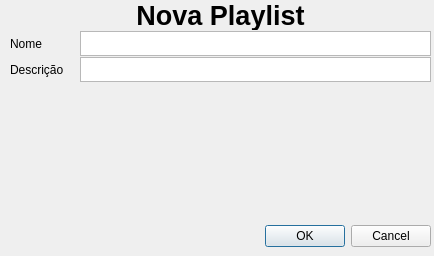
This is addplaylistform.ui in AlexFMM/mp3Player as Qt 5 draws it before an edit. The edited form follows.
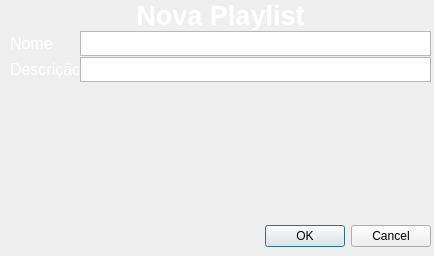
This is the edited form. Icons and pictures are not drawn.

```diff
--- a/addplaylistform.ui
+++ b/addplaylistform.ui
@@ -16,6 +16,12 @@
   <property name="windowTitle">
    <string>Dialog</string>
   </property>
+  <property name="styleSheet">
+   <string notr="true">#AddPlaylistForm{
+background: url(:/imagens/backgorund.png);
+
+}</string>
+  </property>
   <widget class="QDialogButtonBox" name="buttonBox">
    <property name="geometry">
     <rect>
@@ -71,6 +77,9 @@
           <bold>true</bold>
          </font>
         </property>
+        <property name="styleSheet">
+         <string notr="true">#label{color: rgb(255, 255, 255)}</string>
+        </property>
         <property name="text">
          <string>Nova Playlist</string>
         </property>
@@ -109,6 +118,14 @@
           <height>75</height>
          </size>
         </property>
+        <property name="font">
+         <font>
+          <pointsize>12</pointsize>
+         </font>
+        </property>
+        <property name="styleSheet">
+         <string notr="true">#label_2{color: rgb(255, 255, 255)}</string>
+        </property>
         <property name="text">
          <string>Nome</string>
         </property>
@@ -151,6 +168,14 @@
           <height>16777215</height>
          </size>
         </property>
+        <property name="font">
+         <font>
+          <pointsize>12</pointsize>
+         </font>
+        </property>
+        <property name="styleSheet">
+         <string notr="true">#label_3{color: rgb(255, 255, 255)}</string>
+        </property>
         <property name="text">
          <string>Descrição</string>
         </property>
```
